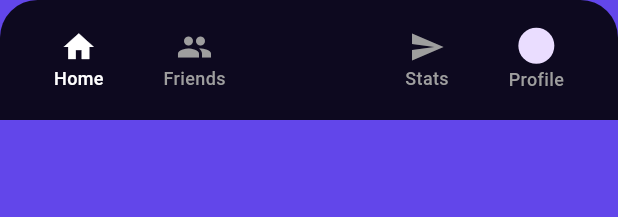
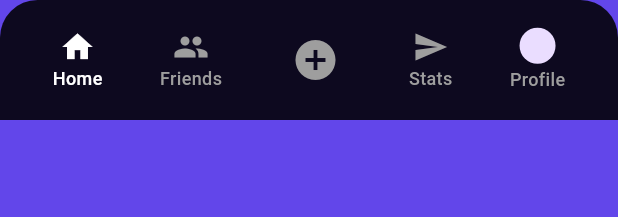
Before and after one commit to MrWumpi7000/OfficialApp, a Flutter app: the CustomBottomAppBar widget shown alone on an empty page, opened directly with empty values, on a phone screen of 412 x 824 dp. Shown: the top 217 px of the screen. Run offline on Flutter 3.47's test engine with Material 3 defaults, Android fonts, the phone set to English and light mode, and no system bars; our stand-ins replace dropdown_button2, flutter_svg, image_picker, package_info_plus, shared_preferences; missing offline and left inert: version; accounts and stored records are empty; network calls fail.

Commit message:
refactor: Clean up BaseScaffold and CustomBottomAppBar for improved readability and structure

```diff
--- a/frontend/officialapp/lib/widgets/custom_bottom_app_bar.dart
+++ b/frontend/officialapp/lib/widgets/custom_bottom_app_bar.dart
@@ -6,7 +6,7 @@ class CustomBottomAppBar extends StatefulWidget {
 
   const CustomBottomAppBar({
     required this.currentIndex,
-    Key? key, // Accepts the global key
+    Key? key,
   }) : super(key: key);
 
   @override
@@ -21,30 +21,27 @@ class CustomBottomAppBarState extends State<CustomBottomAppBar> {
     super.initState();
     _userImageFuture = AuthService().getProfilePictureBytes();
   }
+
   void refreshProfileImage() {
     setState(() {
       _userImageFuture = AuthService().getProfilePictureBytes();
     });
   }
-  final GlobalKey<CustomBottomAppBarState> bottomBarKey = GlobalKey();
 
   void _onTap(BuildContext context, int index) {
-  final routes = ['/', '/friends', '/statistics', '/profile'];
-
+    final routes = ['/', '/friends', '/add', '/statistics', '/profile'];
     if (index < routes.length && ModalRoute.of(context)?.settings.name != routes[index]) {
-    Navigator.pushNamed(context, routes[index]);
+      Navigator.pushReplacementNamed(context, routes[index]);
     }
   }
 
   @override
   Widget build(BuildContext context) {
     return ClipRRect(
-      key: bottomBarKey,
       borderRadius: const BorderRadius.vertical(top: Radius.circular(25)),
       child: BottomAppBar(
         color: Colors.black87,
-        shape: const CircularNotchedRectangle(),
-        notchMargin: 6.0,
+        // Remove notch shape since no longer using FAB
         child: SizedBox(
           height: 70,
           child: Row(
@@ -52,9 +49,9 @@ class CustomBottomAppBarState extends State<CustomBottomAppBar> {
             children: [
               _buildNavItem(context, Icons.home, "Home", 0),
               _buildNavItem(context, Icons.group, "Friends", 1),
-              const SizedBox(width: 40),
-              _buildNavItem(context, Icons.send, "Stats", 2),
-              _buildProfileItem(context, 3),
+              _buildAddButton(context, 2),
+              _buildNavItem(context, Icons.send, "Stats", 3),
+              _buildProfileItem(context, 4),
             ],
           ),
         ),
@@ -84,6 +81,15 @@ class CustomBottomAppBarState extends State<CustomBottomAppBar> {
     );
   }
 
+  Widget _buildAddButton(BuildContext context, int index) {
+    final isSelected = widget.currentIndex == index;
+    return IconButton(
+      onPressed: () => _onTap(context, index),
+      icon: Icon(Icons.add_circle, size: 32, color: isSelected ? Colors.white : Colors.grey),
+      tooltip: "Add",
+    );
+  }
+
   Widget _buildProfileItem(BuildContext context, int index) {
     final isSelected = widget.currentIndex == index;
     return GestureDetector(
@@ -101,7 +107,7 @@ class CustomBottomAppBarState extends State<CustomBottomAppBar> {
                   backgroundColor: Colors.grey,
                   child: SizedBox(width: 12, height: 12, child: CircularProgressIndicator(strokeWidth: 2)),
                 );
-              } else if (snapshot.hasError) {
+              } else if (snapshot.hasError || !snapshot.hasData) {
                 return const CircleAvatar(
                   radius: 12,
                   backgroundColor: Colors.red,
```
Also changed, not shown: frontend/officialapp/lib/widgets/base_scaffold.dart (+9 -22 lines). Lines whose indentation alone changed are shown as unchanged.
